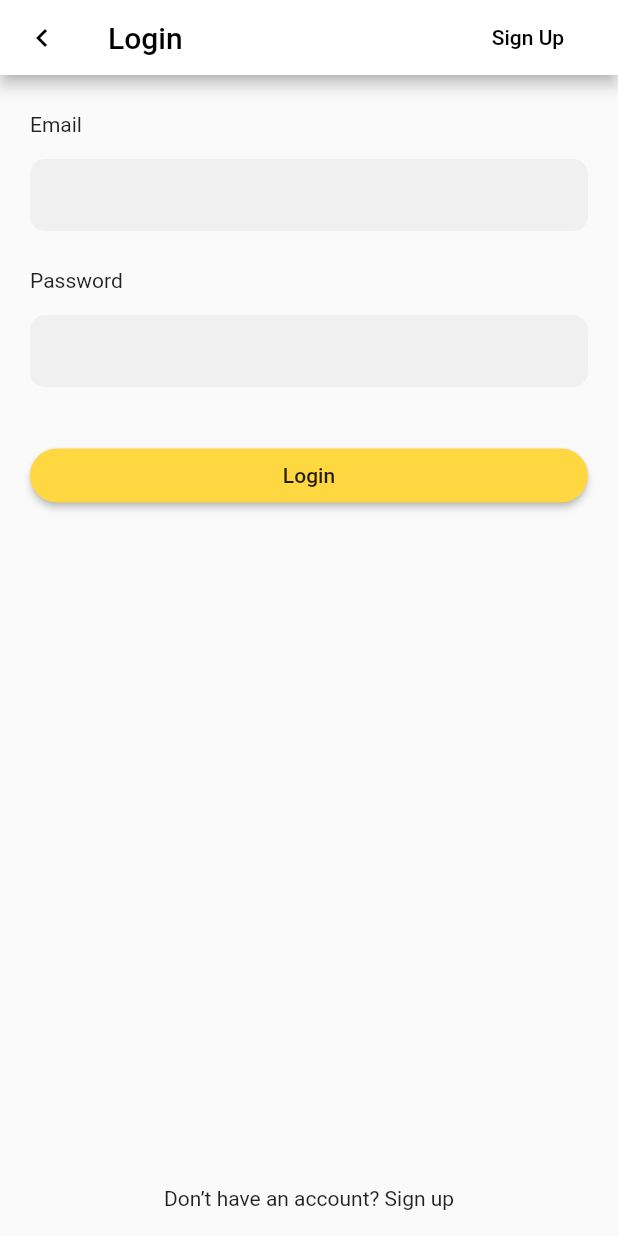
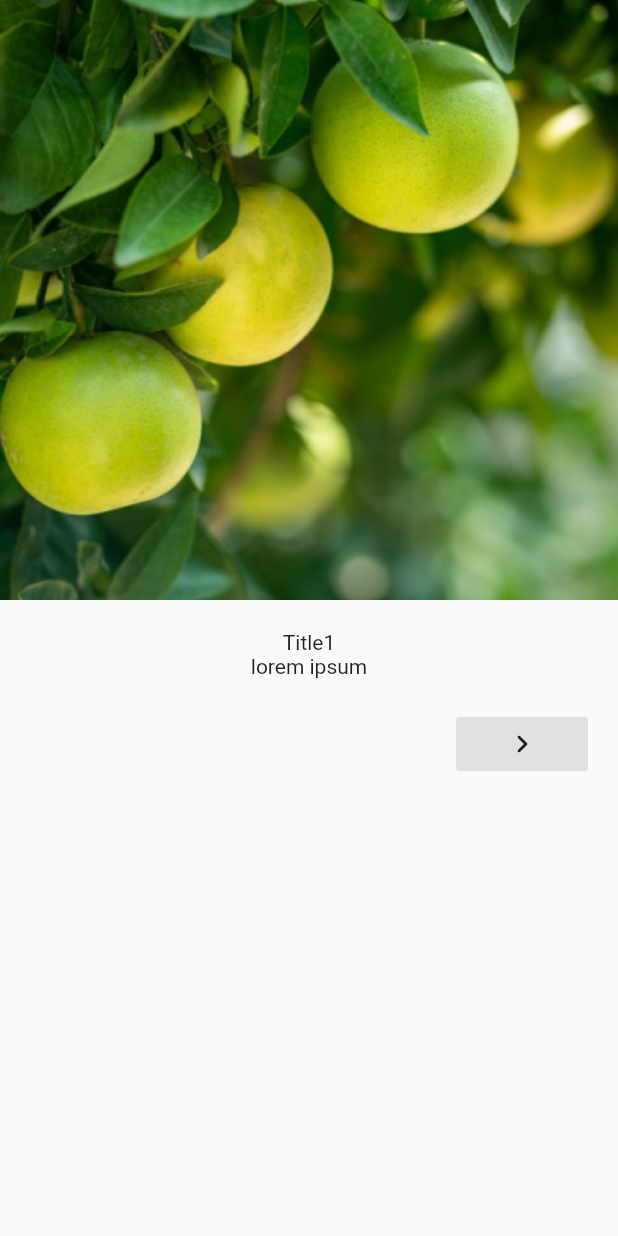
Before and after one commit to arifulnaufal16/Planalist, a Flutter app: the screen it shows after launch, on a phone screen of 412 x 824 dp. Run offline on Flutter 3.47's test engine with Material 2 defaults, Android fonts, the phone set to English and light mode, and no system bars.

Commit message:
splashscreen-infoscreen-login-signup

```diff
--- /dev/null
+++ b/lib/infoscreen.dart
@@ -0,0 +1,101 @@
+import 'package:Planalist/login.dart';
+import 'package:flutter/material.dart';
+import 'package:Planalist/splashscreen.dart';
+
+class InfoScreen extends StatefulWidget {
+  @override
+  _InfoScreenState createState() => _InfoScreenState();
+}
+
+class _InfoScreenState extends State<InfoScreen> {
+  int photoIndex = 0;
+  int titleIndex = 0;
+  int descIndex = 0;
+
+  List<String> photos = [
+    'image/image1.png',
+    'image/image2.png',
+    'image/image3.png',
+    '',
+  ];
+
+  List<String> titles = [
+    'Title1',
+    'Title2',
+    'Title3',
+    '',
+  ];
+
+  List<String> description = [
+    'lorem ipsum',
+    'lorem ipsum',
+    'lorem ipsum',
+    '',
+  ];
+  bool myButton = false;
+
+  void _nextImage() {
+    setState(() {
+      if (photoIndex < 1) {
+        photoIndex = photoIndex + 1;
+        titleIndex = titleIndex + 1;
+        descIndex = descIndex + 1;
+      } else if (photoIndex == 1) {
+        myButton = true;
+        photoIndex = photoIndex + 1;
+      } else if (photoIndex > 1) {
+        Navigator.pushReplacement(
+          context,
+          MaterialPageRoute(builder: (context) {
+            return Login();
+          }),
+        );
+      }
+    });
+  }
+
+  @override
+  Widget build(BuildContext context) {
+    return MaterialApp(
+      home: Scaffold(
+        body: Column(
+          children: [
+            Container(
+              decoration: BoxDecoration(
+                image: DecorationImage(
+                  image: AssetImage(photos[photoIndex]),
+                  fit: BoxFit.cover,
+                ),
+              ),
+              height: 400,
+            ),
+            Container(
+              padding: EdgeInsets.all(20),
+              child: Column(
+                children: [
+                  Text(titles[titleIndex]),
+                  Text(description[descIndex]),
+                ],
+              ),
+            ),
+            Padding(
+              padding: EdgeInsets.only(right: 20),
+              child: Row(
+                mainAxisAlignment: MainAxisAlignment.end,
+                children: [
+                  RaisedButton(
+                    onPressed: _nextImage,
+                    elevation: 0,
+                    child: myButton
+                        ? Text("Continue")
+                        : Icon(Icons.navigate_next_rounded),
+                  ),
+                ],
+              ),
+            )
+          ],
+        ),
+      ),
+    );
+  }
+}
--- a/lib/main.dart
+++ b/lib/main.dart
@@ -4,21 +4,8 @@ import 'package:flutter/material.dart';
 void main() {
   runApp(MyApp());
 }
-// class MyApp extends StatelessWidget {
-//   @override
-//   Widget build(BuildContext context) {
-//     return MaterialApp(
-//       home: Login(),
-//     );
-//   }
-// }
 
-class MyApp extends StatefulWidget {
-  @override
-  _MyAppState createState() => _MyAppState();
-}
-
-class _MyAppState extends State<MyApp> {
+class MyApp extends StatelessWidget {
   @override
   Widget build(BuildContext context) {
     return MaterialApp(
--- a/lib/splashscreen.dart
+++ b/lib/splashscreen.dart
@@ -1,4 +1,5 @@
 import 'dart:async';
+import 'package:Planalist/infoscreen.dart';
 import 'package:Planalist/login.dart';
 import 'package:flutter/material.dart';
 
@@ -17,7 +18,7 @@ class _SplashScreenState extends State<SplashScreen> {
     var duration = const Duration(seconds: 3);
     return Timer(duration, () {
       Navigator.pushReplacement(context, MaterialPageRoute(builder: (context) {
-        return Login();
+        return InfoScreen();
       }));
     });
   }
--- a/pubspec.yaml
+++ b/pubspec.yaml
@@ -74,3 +74,7 @@ flutter:
   #
   # For details regarding fonts from package dependencies,
   # see https://flutter.dev/custom-fonts/#from-packages
+  assets:
+    - image/image1.png
+    - image/image2.png
+    - image/image3.png
```
Also changed, not shown: lib/login.dart (+6 -4 lines), image/image1.png (added), image/image2.png (added), image/image3.png (added), 1 other file.
